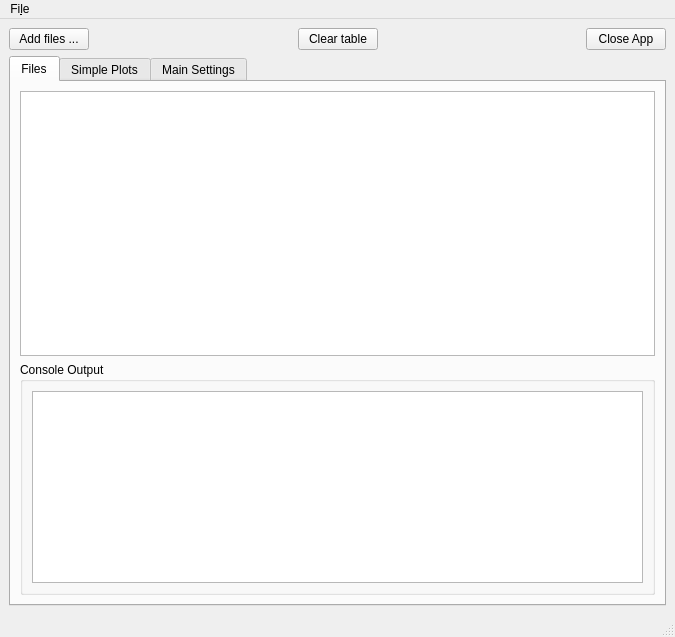
Qt form UIfiles/BSA_MainGui.ui (userIsTaken/BatchSolarAnalyzer) before a commit.
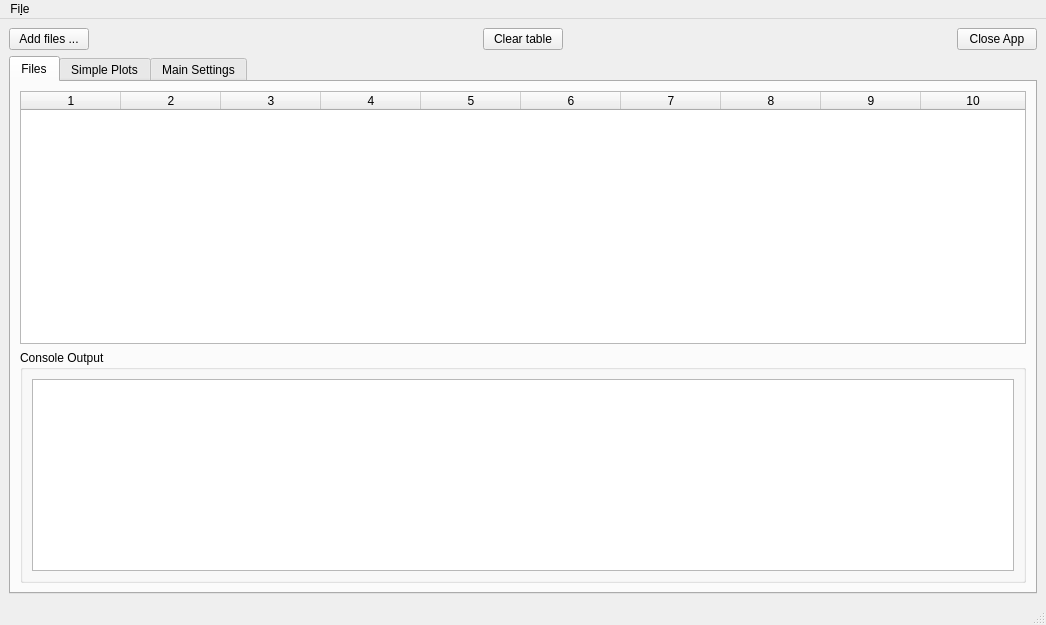
The same form after that commit. Custom widgets are drawn as their Qt base class.

Patch:
```diff
--- a/UIfiles/BSA_MainGui.ui
+++ b/UIfiles/BSA_MainGui.ui
@@ -6,8 +6,8 @@
    <rect>
     <x>0</x>
     <y>0</y>
-    <width>675</width>
-    <height>637</height>
+    <width>1046</width>
+    <height>625</height>
    </rect>
   </property>
   <property name="windowTitle">
@@ -73,7 +73,27 @@
        </attribute>
        <layout class="QGridLayout" name="gridLayout_2">
         <item row="0" column="0">
-         <widget class="QTableWidget" name="tableWithFiles"/>
+         <widget class="QTableWidget" name="tableWithFiles">
+          <property name="columnCount">
+           <number>10</number>
+          </property>
+          <attribute name="horizontalHeaderCascadingSectionResizes">
+           <bool>true</bool>
+          </attribute>
+          <attribute name="horizontalHeaderStretchLastSection">
+           <bool>true</bool>
+          </attribute>
+          <column/>
+          <column/>
+          <column/>
+          <column/>
+          <column/>
+          <column/>
+          <column/>
+          <column/>
+          <column/>
+          <column/>
+         </widget>
         </item>
         <item row="1" column="0">
          <widget class="QGroupBox" name="groupBox">
@@ -243,7 +263,7 @@
     <rect>
      <x>0</x>
      <y>0</y>
-     <width>675</width>
+     <width>1046</width>
      <height>31</height>
     </rect>
    </property>
```
